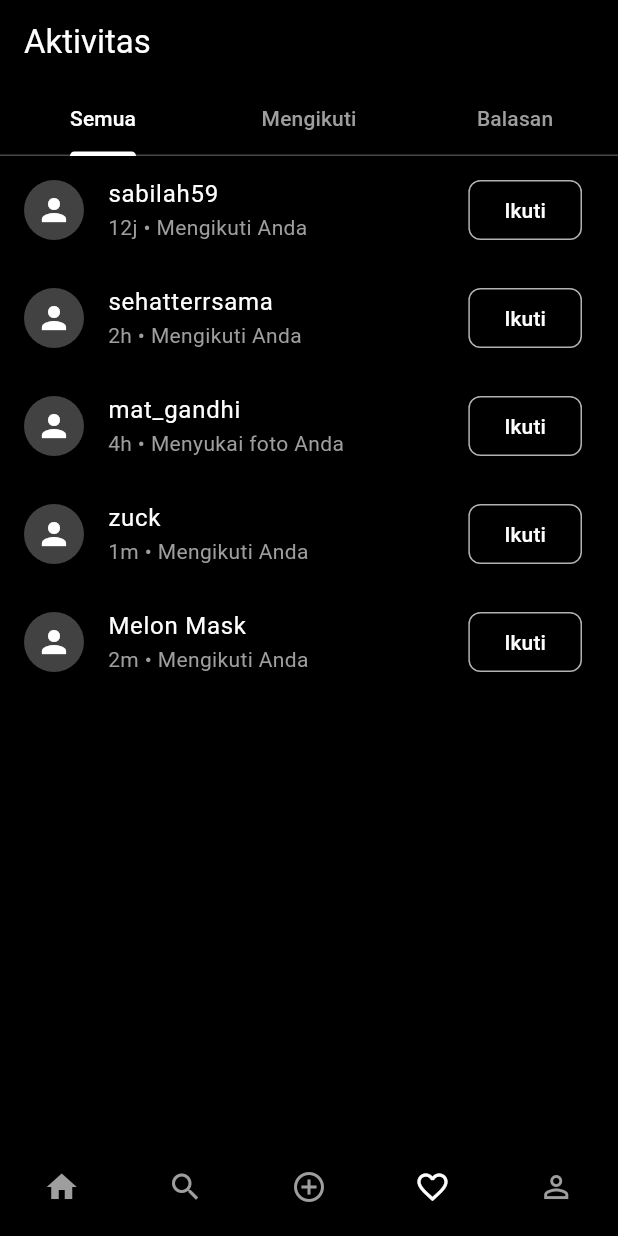
After one commit to dmsqil/hive_papb_frontend, a Flutter app: the ActivityScreen screen opened by its route, on a phone screen of 412 x 824 dp. The commit adds this screen. Run offline on Flutter 3.47's test engine with Material 3 defaults, Android fonts, the phone set to English and light mode, and no system bars; our stand-ins replace bloc, equatable, flutter_bloc, flutter_svg, font_awesome_flutter.

Commit message:
Menambahkan fitur aktivitas
membuat fitur aktivitas dengan menambahkan file activity_bloc.dart, activity_state.dart, activity_event.dart, activity_screen.dart, dan menambahkan navigasi di file main.dart

```diff
--- /dev/null
+++ b/lib/blocs/activity/activity_bloc.dart
@@ -0,0 +1,18 @@
+import 'package:flutter_bloc/flutter_bloc.dart';
+import 'activity_event.dart';
+import 'activity_state.dart';
+
+class ActivityBloc extends Bloc<ActivityEvent, ActivityState> {
+  ActivityBloc() : super(ActivityInitial()) {
+    on<LoadActivity>((event, emit) {
+      final data = [
+        {'username': 'sabilah59', 'waktu': '12j', 'status': 'Mengikuti Anda'},
+        {'username': 'sehatterrsama', 'waktu': '2h', 'status': 'Mengikuti Anda'},
+        {'username': 'mat_gandhi', 'waktu': '4h', 'status': 'Menyukai foto Anda'},
+        {'username': 'zuck', 'waktu': '1m', 'status': 'Mengikuti Anda'},
+        {'username': 'Melon Mask', 'waktu': '2m', 'status': 'Mengikuti Anda'},
+      ];
+      emit(ActivityLoaded(activity: data));
+    });
+  }
+}
--- /dev/null
+++ b/lib/blocs/activity/activity_event.dart
@@ -0,0 +1,8 @@
+import 'package:equatable/equatable.dart';
+
+abstract class ActivityEvent extends Equatable {
+  @override
+  List<Object> get props => [];
+}
+
+class LoadActivity extends ActivityEvent {}
--- /dev/null
+++ b/lib/blocs/activity/activity_state.dart
@@ -0,0 +1,19 @@
+import 'package:equatable/equatable.dart';
+
+class ActivityState extends Equatable {
+  final List<Map<String, dynamic>> activity;
+
+  ActivityState({required this.activity});
+
+  @override
+  List<Object?> get props => [activity];
+}
+
+class ActivityInitial extends ActivityState {
+  ActivityInitial() : super(activity: []);
+}
+
+class ActivityLoaded extends ActivityState {
+  ActivityLoaded({required List<Map<String, dynamic>> activity})
+      : super(activity: activity);
+}
--- a/lib/main.dart
+++ b/lib/main.dart
@@ -12,6 +12,7 @@ import 'screens/add_post_screen.dart';
 import 'screens/profile_screen.dart';
 import 'screens/search_screen.dart';
 import 'screens/settings_screen.dart';
+import 'screens/activity_screen.dart';
 
 void main() {
   runApp(const MyApp());
@@ -46,8 +47,9 @@ class MyApp extends StatelessWidget {
           '/profile': (context) => ProfileScreen(),
           '/search': (context) => const SearchScreen(),
           '/settings': (context) => const SettingsScreen(),
+          '/activity': (context) => ActivityScreen(),
         },
-        theme: ThemeData.dark(), // Contoh tema gelap, bisa disesuaikan
+        theme: ThemeData.dark(),
       ),
     );
   }
--- /dev/null
+++ b/lib/screens/activity_screen.dart
@@ -0,0 +1,144 @@
+import 'package:flutter/material.dart';
+import 'package:flutter_bloc/flutter_bloc.dart';
+import '../blocs/activity/activity_bloc.dart';
+import '../blocs/activity/activity_event.dart';
+import '../blocs/activity/activity_state.dart';
+import 'search_screen.dart'; // Pastikan SearchScreen sudah di-import jika diperlukan
+
+class ActivityScreen extends StatelessWidget {
+  @override
+  Widget build(BuildContext context) {
+    return BlocProvider(
+      create: (_) => ActivityBloc()..add(LoadActivity()),
+      child: DefaultTabController(
+        length: 3, // Jumlah tab (Semua, Mengikuti, Balasan)
+        child: Scaffold(
+          backgroundColor: Colors.black, // Background hitam untuk dark mode
+          appBar: AppBar(
+            backgroundColor: Colors.black, // AppBar hitam
+            title: const Text(
+              'Aktivitas',
+              style: TextStyle(color: Colors.white), // Warna teks AppBar putih
+            ),
+            centerTitle: false, // Memusatkan judul di AppBar
+            automaticallyImplyLeading: false, // Menghilangkan icon "kembali"
+            elevation: 0, // Menghilangkan bayangan AppBar
+            bottom: const TabBar(
+              indicatorColor: Colors.white,
+              labelColor: Colors.white,
+              unselectedLabelColor: Colors.grey,
+              tabs: [
+                Tab(text: 'Semua'),
+                Tab(text: 'Mengikuti'),
+                Tab(text: 'Balasan'),
+              ],
+            ),
+          ),
+          body: BlocBuilder<ActivityBloc, ActivityState>(
+            builder: (context, state) {
+              if (state is ActivityInitial) {
+                return Center(child: CircularProgressIndicator(color: Colors.white));
+              } else if (state is ActivityLoaded) {
+                return TabBarView(
+                  children: [
+                    ListView.builder(
+                      itemCount: state.activity.length,
+                      itemBuilder: (context, index) {
+                        final item = state.activity[index];
+                        return ListTile(
+                          leading: CircleAvatar(
+                            backgroundColor: Colors.grey[800],
+                            child: Icon(Icons.person, color: Colors.white),
+                          ),
+                          title: Text(
+                            item['username'],
+                            style: TextStyle(color: Colors.white),
+                          ),
+                          subtitle: Text(
+                            '${item['waktu']} • ${item['status']}',
+                            style: TextStyle(color: Colors.grey),
+                          ),
+                          trailing: ElevatedButton(
+                            onPressed: () {
+                            },
+                            style: ElevatedButton.styleFrom(
+                              backgroundColor: const Color.fromARGB(0, 185, 185, 185),
+                              side: const BorderSide(color: Color.fromARGB(255, 177, 177, 177)),
+                              shape: RoundedRectangleBorder(
+                                borderRadius: BorderRadius.circular(8),
+                              ),
+                              elevation: 0,
+                            ),
+                            child: const Text(
+                              "Ikuti",
+                              style: TextStyle(color: Colors.white),
+                            ),
+                          ),
+                        );
+                      },
+                    ),
+                    Center(child: Text('Tidak Ada Aktivitas Mengikuti')),
+                    Center(child: Text('Tidak Ada Aktivitas Balasan')),
+                  ],
+                );
+              }
+              return Center(
+                child: Text(
+                  'Something went wrong',
+                  style: TextStyle(color: Colors.white),
+                ),
+              );
+            },
+          ),
+          bottomNavigationBar: BottomNavigationBar(
+            backgroundColor: Colors.black,
+            selectedItemColor: Colors.white,
+            unselectedItemColor: Colors.grey,
+            type: BottomNavigationBarType.fixed,
+            showSelectedLabels: false,
+            showUnselectedLabels: false,
+            currentIndex: 3, // Menandakan halaman ini adalah Activity (indeks ke-3)
+            onTap: (index) {
+              if (index == 0) {
+                Navigator.pushReplacementNamed(context, '/home');
+              } else if (index == 1) {
+                Navigator.push(
+                  context,
+                  MaterialPageRoute(builder: (context) => const SearchScreen()),
+                ); // Navigasi ke SearchScreen
+              } else if (index == 2) {
+                Navigator.pushNamed(context, '/add_post');
+              } else if (index == 3) {
+                Navigator.pushReplacementNamed(context, '/activity'); // Tetap di halaman Activity
+              } else if (index == 4) {
+                Navigator.pushNamed(context, '/profile'); // Navigasi ke halaman profil
+              }
+            },
+            items: const [
+              BottomNavigationBarItem(
+                icon: Icon(Icons.home),
+                label: '',
+              ),
+              BottomNavigationBarItem(
+                icon: Icon(Icons.search),
+                label: '',
+              ),
+              BottomNavigationBarItem(
+                icon: Icon(Icons.add_circle_outline),
+                label: '',
+              ),
+              BottomNavigationBarItem(
+                icon: Icon(Icons.favorite_border),
+                label: '',
+              ),
+              BottomNavigationBarItem(
+                icon: Icon(Icons.person_outline),
+                label: '',
+              ),
+            ],
+          ),
+        ),
+      ),
+    );
+  }
+}
```
Also changed, not shown: 1 other file.
